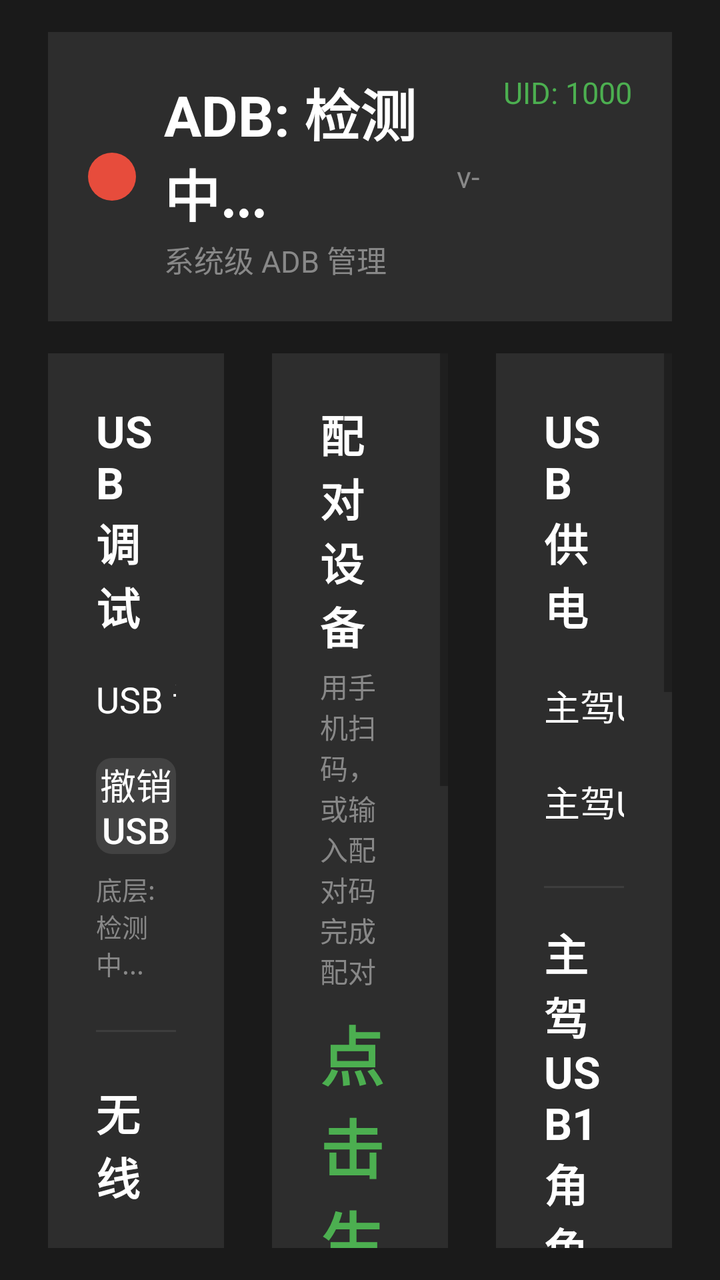
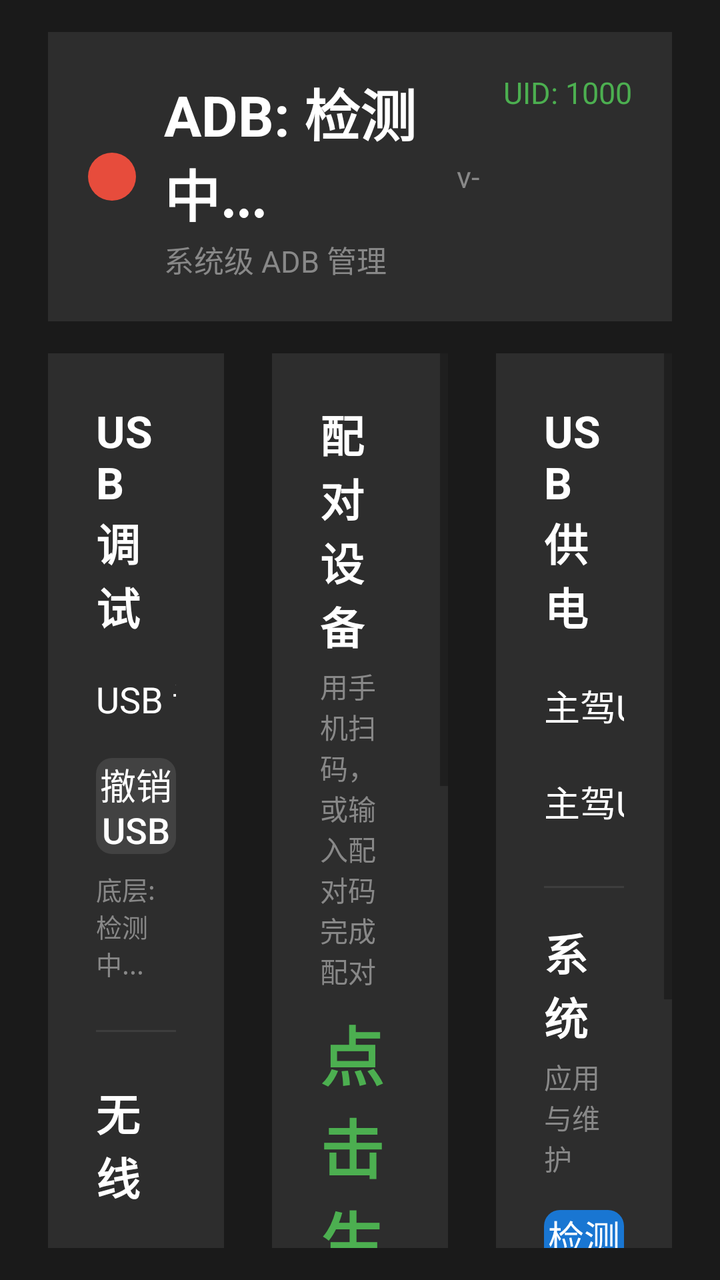

Two renders of the same Android screen: before a commit and after it. Below are the layout's source before the change and the commit's diff.
<!-- AndroidManifest.xml: application theme AppTheme -->
<!-- res/layout/activity_main.xml -->
<?xml version="1.0" encoding="utf-8"?>
<LinearLayout xmlns:android="http://schemas.android.com/apk/res/android"
    android:layout_width="match_parent"
    android:layout_height="match_parent"
    android:background="#1A1A1A"
    android:orientation="vertical"
    android:fitsSystemWindows="true"
    android:paddingStart="24dp"
    android:paddingEnd="24dp"
    android:paddingTop="16dp"
    android:paddingBottom="16dp">

    
    <LinearLayout
        android:layout_width="match_parent"
        android:layout_height="wrap_content"
        android:orientation="horizontal"
        android:background="#2D2D2D"
        android:padding="20dp"
        android:layout_marginBottom="16dp">

        <View
            android:id="@+id/status_indicator"
            android:layout_width="24dp"
            android:layout_height="24dp"
            android:background="@drawable/status_circle"
            android:layout_marginEnd="14dp"
            android:layout_gravity="center_vertical"/>

        <LinearLayout
            android:layout_width="0dp"
            android:layout_height="wrap_content"
            android:layout_weight="1"
            android:orientation="vertical">

            <TextView
                android:id="@+id/tv_status"
                android:layout_width="wrap_content"
                android:layout_height="wrap_content"
                android:text="ADB: 检测中..."
                android:textSize="28sp"
                android:textColor="#FFFFFF"
                android:textStyle="bold"/>

            <TextView
                android:id="@+id/tv_subtitle"
                android:layout_width="wrap_content"
                android:layout_height="wrap_content"
                android:text="系统级 ADB 管理"
                android:textSize="15sp"
                android:textColor="#888888"
                android:layout_marginTop="2dp"/>
        </LinearLayout>

        <TextView
            android:id="@+id/tv_version"
            android:layout_width="wrap_content"
            android:layout_height="wrap_content"
            android:text="v-"
            android:textSize="15sp"
            android:textColor="#888888"
            android:layout_marginEnd="12dp"
            android:layout_gravity="center_vertical"/>

        <TextView
            android:id="@+id/tv_uid"
            android:layout_width="wrap_content"
            android:layout_height="wrap_content"
            android:text="UID: 1000"
            android:textSize="15sp"
            android:textColor="#4CAF50"/>
    </LinearLayout>

    
    <LinearLayout
        android:layout_width="match_parent"
        android:layout_height="0dp"
        android:layout_weight="1"
        android:orientation="horizontal">

        
        <LinearLayout
            android:layout_width="0dp"
            android:layout_height="match_parent"
            android:layout_weight="1"
            android:orientation="vertical"
            android:background="#2D2D2D"
            android:padding="24dp"
            android:layout_marginEnd="12dp">

            <TextView
                android:layout_width="wrap_content"
                android:layout_height="wrap_content"
                android:text="USB 调试"
                android:textSize="22sp"
                android:textColor="#FFFFFF"
                android:textStyle="bold"/>

            <LinearLayout
                android:layout_width="match_parent"
                android:layout_height="wrap_content"
                android:orientation="horizontal"
                android:gravity="center_vertical"
                android:layout_marginTop="12dp">

                <TextView
                    android:layout_width="0dp"
                    android:layout_height="wrap_content"
                    android:layout_weight="1"
                    android:text="USB 调试"
                    android:textSize="18sp"
                    android:textColor="#FFFFFF"/>

                <Switch
                    android:id="@+id/sw_adb"
                    android:layout_width="wrap_content"
                    android:layout_height="wrap_content"
                    android:switchMinWidth="96dp"
                    android:track="@drawable/switch_track"
                    android:thumb="@drawable/switch_thumb"
                    android:thumbTextPadding="10dp"
                    android:showText="true"
                    android:textOn="开"
                    android:textOff="关"
                    android:textSize="16sp"
                    android:textColor="#FFFFFF"/>
            </LinearLayout>

            <Button
                android:id="@+id/btn_revoke_usb_auth"
                android:layout_width="match_parent"
                android:layout_height="48dp"
                android:text="撤销 USB 调试授权"
                android:textSize="18sp"
                android:background="@drawable/btn_rounded"
                android:backgroundTint="#424242"
                android:textColor="#FFFFFF"
                android:layout_marginTop="12dp"/>

            <TextView
                android:id="@+id/tv_usb_detail"
                android:layout_width="match_parent"
                android:layout_height="wrap_content"
                android:text="底层: 检测中..."
                android:textSize="13sp"
                android:textColor="#888888"
                android:layout_marginTop="8dp"/>

            <View
                android:layout_width="match_parent"
                android:layout_height="1dp"
                android:background="#3D3D3D"
                android:layout_marginTop="24dp"
                android:layout_marginBottom="24dp"/>

            <TextView
                android:layout_width="wrap_content"
                android:layout_height="wrap_content"
                android:text="无线 ADB"
                android:textSize="22sp"
                android:textColor="#FFFFFF"
                android:textStyle="bold"/>

            <LinearLayout
                android:layout_width="match_parent"
                android:layout_height="wrap_content"
                android:orientation="horizontal"
                android:gravity="center_vertical"
                android:layout_marginTop="12dp">

                <TextView
                    android:layout_width="0dp"
                    android:layout_height="wrap_content"
                    android:layout_weight="1"
                    android:text="无线 ADB（动态端口）"
                    android:textSize="18sp"
                    android:textColor="#FFFFFF"/>

                <Switch
                    android:id="@+id/sw_wireless"
                    android:layout_width="wrap_content"
                    android:layout_height="wrap_content"
                    android:switchMinWidth="96dp"
                    android:track="@drawable/switch_track"
                    android:thumb="@drawable/switch_thumb"
                    android:thumbTextPadding="10dp"
                    android:showText="true"
                    android:textOn="开"
                    android:textOff="关"
                    android:textSize="16sp"
                    android:textColor="#FFFFFF"/>
            </LinearLayout>

            <View
                android:layout_width="match_parent"
                android:layout_height="0dp"
                android:layout_weight="1"/>

            <View
                android:layout_width="match_parent"
                android:layout_height="1dp"
                android:background="#3D3D3D"
                android:layout_marginTop="16dp"
                android:layout_marginBottom="16dp"/>

            <TextView
                android:id="@+id/tv_wireless_status"
                android:layout_width="wrap_content"
                android:layout_height="wrap_content"
                android:text="状态: 未开启"
                android:textSize="15sp"
                android:textColor="#888888"/>

            <TextView
                android:id="@+id/tv_ip_port"
                android:layout_width="wrap_content"
                android:layout_height="wrap_content"
                android:text="IP: 等待获取..."
                android:textSize="24sp"
                android:textColor="#4CAF50"
                android:textStyle="bold"
                android:layout_marginTop="6dp"/>

            <TextView
                android:id="@+id/tv_wifi_clients"
                android:layout_width="wrap_content"
                android:layout_height="wrap_content"
                android:text="无线客户端: 检测中..."
                android:textSize="15sp"
                android:textColor="#888888"
                android:layout_marginTop="12dp"/>
        </LinearLayout>

        
        <ScrollView
            android:layout_width="0dp"
            android:layout_height="match_parent"
            android:layout_weight="1"
            android:layout_marginEnd="12dp"
            android:layout_marginStart="12dp"
            android:fillViewport="true"
            android:scrollbarStyle="outsideOverlay">

            <LinearLayout
                android:layout_width="match_parent"
                android:layout_height="wrap_content"
                android:orientation="vertical"
                android:background="#2D2D2D"
                android:padding="24dp">

            <TextView
                android:layout_width="wrap_content"
                android:layout_height="wrap_content"
                android:text="配对设备"
                android:textSize="22sp"
                android:textColor="#FFFFFF"
                android:textStyle="bold"/>

            <TextView
                android:layout_width="wrap_content"
                android:layout_height="wrap_content"
                android:text="用手机扫码，或输入配对码完成配对"
                android:textSize="14sp"
                android:textColor="#888888"
                android:layout_marginTop="4dp"/>

            <ImageView
                android:id="@+id/iv_pair_qr"
                android:layout_width="150dp"
                android:layout_height="150dp"
                android:layout_gravity="center_horizontal"
                android:layout_marginTop="10dp"
                android:visibility="gone"
                android:background="#FFFFFF"
                android:contentDescription="配对二维码"/>

            <TextView
                android:id="@+id/tv_pair_code"
                android:layout_width="wrap_content"
                android:layout_height="wrap_content"
                android:layout_gravity="center_horizontal"
                android:text="点击生成"
                android:textSize="32sp"
                android:textColor="#4CAF50"
                android:textStyle="bold"
                android:layout_marginTop="8dp"/>

            <TextView
                android:id="@+id/tv_pair_port"
                android:layout_width="wrap_content"
                android:layout_height="wrap_content"
                android:layout_gravity="center_horizontal"
                android:text="配对端口: -"
                android:textSize="16sp"
                android:textColor="#888888"
                android:layout_marginTop="4dp"/>

            <Button
                android:id="@+id/btn_pair_qr"
                android:layout_width="match_parent"
                android:layout_height="48dp"
                android:text="使用二维码配对设备"
                android:textSize="18sp"
                android:background="@drawable/btn_rounded"
                android:backgroundTint="#1976D2"
                android:textColor="#FFFFFF"
                android:layout_marginTop="12dp"/>

            <Button
                android:id="@+id/btn_gen_pair"
                android:layout_width="match_parent"
                android:layout_height="48dp"
                android:text="使用配对码配对设备"
                android:textSize="18sp"
                android:background="@drawable/btn_rounded"
                android:backgroundTint="#424242"
                android:textColor="#FFFFFF"
                android:layout_marginTop="8dp"/>

            <View
                android:layout_width="match_parent"
                android:layout_height="1dp"
                android:background="#3D3D3D"
                android:layout_marginTop="16dp"
                android:layout_marginBottom="8dp"/>

            <TextView
                android:layout_width="wrap_content"
                android:layout_height="wrap_content"
                android:text="已配对的设备"
                android:textSize="20sp"
                android:textColor="#FFFFFF"
                android:textStyle="bold"/>

            <LinearLayout
                android:id="@+id/ll_paired_devices"
                android:layout_width="match_parent"
                android:layout_height="wrap_content"
                android:orientation="vertical"
                android:layout_marginTop="6dp"/>

            <TextView
                android:id="@+id/tv_paired_empty"
                android:layout_width="wrap_content"
                android:layout_height="wrap_content"
                android:text="暂无已配对的设备"
                android:textSize="14sp"
                android:textColor="#888888"
                android:layout_marginTop="4dp"/>

            <View
                android:layout_width="match_parent"
                android:layout_height="0dp"
                android:layout_weight="1"/>
            </LinearLayout>
        </ScrollView>

        
        <ScrollView
            android:layout_width="0dp"
            android:layout_height="match_parent"
            android:layout_weight="1"
            android:layout_marginStart="12dp"
            android:fillViewport="true"
            android:scrollbarStyle="outsideOverlay">

            <LinearLayout
                android:layout_width="match_parent"
                android:layout_height="wrap_content"
                android:orientation="vertical"
                android:background="#2D2D2D"
                android:padding="24dp">

            <TextView
                android:layout_width="wrap_content"
                android:layout_height="wrap_content"
                android:text="USB 供电"
                android:textSize="22sp"
                android:textColor="#FFFFFF"
                android:textStyle="bold"/>
            <LinearLayout
                android:layout_width="match_parent"
                android:layout_height="wrap_content"
                android:orientation="horizontal"
                android:gravity="center_vertical"
                android:layout_marginTop="16dp">

                <TextView
                    android:layout_width="0dp"
                    android:layout_height="wrap_content"
                    android:layout_weight="1"
                    android:text="主驾USB1"
                    android:textSize="18sp"
                    android:textColor="#FFFFFF"/>

                <Switch
                    android:id="@+id/sw_usb2_power"
                    android:layout_width="wrap_content"
                    android:layout_height="wrap_content"
                    android:switchMinWidth="96dp"
                    android:track="@drawable/switch_track"
                    android:thumb="@drawable/switch_thumb"
                    android:thumbTextPadding="10dp"
                    android:showText="true"
                    android:textOn="开"
                    android:textOff="关"
                    android:textSize="16sp"
                    android:textColor="#FFFFFF"/>
            </LinearLayout>
            <LinearLayout
                android:layout_width="match_parent"
                android:layout_height="wrap_content"
                android:orientation="horizontal"
                android:gravity="center_vertical"
                android:layout_marginTop="12dp">

                <TextView
                    android:layout_width="0dp"
                    android:layout_height="wrap_content"
                    android:layout_weight="1"
                    android:text="主驾USB2"
                    android:textSize="18sp"
                    android:textColor="#FFFFFF"/>

                <Switch
                    android:id="@+id/sw_usb31_power"
                    android:layout_width="wrap_content"
                    android:layout_height="wrap_content"
                    android:switchMinWidth="96dp"
                    android:track="@drawable/switch_track"
                    android:thumb="@drawable/switch_thumb"
                    android:thumbTextPadding="10dp"
                    android:showText="true"
                    android:textOn="开"
                    android:textOff="关"
                    android:textSize="16sp"
                    android:textColor="#FFFFFF"/>
            </LinearLayout>

            <View
                android:layout_width="match_parent"
                android:layout_height="1dp"
                android:background="#3D3D3D"
                android:layout_marginTop="24dp"
                android:layout_marginBottom="16dp"/>

            <TextView
                android:layout_width="wrap_content"
                android:layout_height="wrap_content"
                android:text="主驾USB1 角色"
                android:textSize="22sp"
                android:textColor="#FFFFFF"
                android:textStyle="bold"/>

            <TextView
                android:layout_width="wrap_content"
                android:layout_height="wrap_content"
                android:text="device=可被电脑调试 / host=读U盘；切成 host 后 USB 调试与同口 CarLife 均失效"
                android:textSize="13sp"
                android:textColor="#888888"
                android:layout_marginTop="4dp"/>

            <LinearLayout
                android:layout_width="match_parent"
                android:layout_height="wrap_content"
                android:orientation="horizontal"
                android:gravity="center_vertical"
                android:layout_marginTop="12dp">

                <TextView
                    android:layout_width="0dp"
                    android:layout_height="wrap_content"
                    android:layout_weight="1"
                    android:text="device 角色"
                    android:textSize="18sp"
                    android:textColor="#FFFFFF"/>

                <Switch
                    android:id="@+id/sw_usb_role"
                    android:layout_width="wrap_content"
                    android:layout_height="wrap_content"
                    android:switchMinWidth="96dp"
                    android:track="@drawable/switch_track"
                    android:thumb="@drawable/switch_thumb"
                    android:thumbTextPadding="10dp"
                    android:showText="true"
                    android:textOn="开"
                    android:textOff="关"
                    android:textSize="16sp"
                    android:textColor="#FFFFFF"/>
            </LinearLayout>

            <TextView
                android:id="@+id/tv_usb_role_detail"
                android:layout_width="match_parent"
                android:layout_height="wrap_content"
                android:text="节点: -"
                android:textSize="12sp"
                android:textColor="#666666"
                android:layout_marginTop="6dp"/>

            <View
                android:layout_width="match_parent"
                android:layout_height="0dp"
                android:layout_weight="1"/>

            <View
                android:layout_width="match_parent"
                android:layout_height="1dp"
                android:background="#3D3D3D"
                android:layout_marginTop="24dp"
                android:layout_marginBottom="16dp"/>

            <TextView
                android:layout_width="wrap_content"
                android:layout_height="wrap_content"
                android:text="系统"
                android:textSize="22sp"
                android:textColor="#FFFFFF"
                android:textStyle="bold"/>

            <TextView
                android:layout_width="wrap_content"
                android:layout_height="wrap_content"
                android:text="应用与维护"
                android:textSize="14sp"
                android:textColor="#888888"
                android:layout_marginTop="4dp"/>

            <Button
                android:id="@+id/btn_check_update"
                android:layout_width="match_parent"
                android:layout_height="48dp"
                android:text="检测更新"
                android:textSize="18sp"
                android:background="@drawable/btn_rounded"
                android:backgroundTint="#1976D2"
                android:textColor="#FFFFFF"
                android:layout_marginTop="16dp"/>

            <Button
                android:id="@+id/btn_exit"
                android:layout_width="match_parent"
                android:layout_height="48dp"
                android:text="退出"
                android:textSize="18sp"
                android:background="@drawable/btn_rounded"
                android:backgroundTint="#424242"
                android:textColor="#FFFFFF"
                android:layout_marginTop="12dp"/>

            <TextView
                android:layout_width="match_parent"
                android:layout_height="wrap_content"
                android:text="抖音@大伦哥cdm"
                android:textSize="13sp"
                android:textColor="#555555"
                android:gravity="center"
                android:layout_marginTop="6dp"/>
            </LinearLayout>
        </ScrollView>
    </LinearLayout>
</LinearLayout>
<!-- resources referenced by this layout -->
<resources>
  <!-- drawable btn_rounded (drawable) -->
  <?xml version="1.0" encoding="utf-8"?>
  <shape xmlns:android="http://schemas.android.com/apk/res/android"
      android:shape="rectangle">
      <corners android:radius="8dp"/>
  </shape>
  <!-- drawable status_circle (drawable) -->
  <?xml version="1.0" encoding="utf-8"?>
  <shape xmlns:android="http://schemas.android.com/apk/res/android"
      android:shape="oval">
      <solid android:color="#E74C3C"/>
  </shape>
  <!-- drawable switch_thumb (drawable) -->
  <?xml version="1.0" encoding="utf-8"?>
  <selector xmlns:android="http://schemas.android.com/apk/res/android">
      <item android:state_enabled="false">
          <shape android:shape="oval">
              <size android:width="36dp" android:height="36dp"/>
              <solid android:color="#777777"/>
          </shape>
      </item>
      <item android:state_checked="true">
          <shape android:shape="oval">
              <size android:width="36dp" android:height="36dp"/>
              <solid android:color="#FFFFFF"/>
          </shape>
      </item>
      <item>
          <shape android:shape="oval">
              <size android:width="36dp" android:height="36dp"/>
              <solid android:color="#BDBDBD"/>
          </shape>
      </item>
  </selector>
  <!-- drawable switch_track (drawable) -->
  <?xml version="1.0" encoding="utf-8"?>
  <selector xmlns:android="http://schemas.android.com/apk/res/android">
      <item android:state_checked="true">
          <shape android:shape="rectangle">
              <corners android:radius="18dp"/>
              <size android:width="96dp" android:height="36dp"/>
              <solid android:color="#27AE60"/>
          </shape>
      </item>
      <item android:state_enabled="false">
          <shape android:shape="rectangle">
              <corners android:radius="18dp"/>
              <size android:width="96dp" android:height="36dp"/>
              <solid android:color="#5A3A2A"/>
          </shape>
      </item>
      <item>
          <shape android:shape="rectangle">
              <corners android:radius="18dp"/>
              <size android:width="96dp" android:height="36dp"/>
              <solid android:color="#4A4A4A"/>
          </shape>
      </item>
  </selector>
  <style name="AppTheme" parent="android:Theme.Material.Light.NoActionBar">
          <item name="android:colorPrimary">#27AE60</item>
          <item name="android:colorPrimaryDark">#1E8449</item>
          <item name="android:colorAccent">#27AE60</item>
          <item name="android:windowBackground">#1A1A1A</item>
          <item name="android:windowFullscreen">false</item>
          <item name="android:windowNoTitle">true</item>
          <item name="android:windowContentOverlay">@null</item>
          <item name="android:statusBarColor">#1A1A1A</item>
          <item name="android:navigationBarColor">#1A1A1A</item>
      </style>
</resources>

<!-- the commit's change to res/layout/activity_main.xml (unified diff, before → after) -->
@@ -439,68 +439,6 @@
 
             <View
                 android:layout_width="match_parent"
-                android:layout_height="1dp"
-                android:background="#3D3D3D"
-                android:layout_marginTop="24dp"
-                android:layout_marginBottom="16dp"/>
-
-            <TextView
-                android:layout_width="wrap_content"
-                android:layout_height="wrap_content"
-                android:text="主驾USB1 角色"
-                android:textSize="22sp"
-                android:textColor="#FFFFFF"
-                android:textStyle="bold"/>
-
-            <TextView
-                android:layout_width="wrap_content"
-                android:layout_height="wrap_content"
-                android:text="device=可被电脑调试 / host=读U盘；切成 host 后 USB 调试与同口 CarLife 均失效"
-                android:textSize="13sp"
-                android:textColor="#888888"
-                android:layout_marginTop="4dp"/>
-
-            <LinearLayout
-                android:layout_width="match_parent"
-                android:layout_height="wrap_content"
-                android:orientation="horizontal"
-                android:gravity="center_vertical"
-                android:layout_marginTop="12dp">
-
-                <TextView
-                    android:layout_width="0dp"
-                    android:layout_height="wrap_content"
-                    android:layout_weight="1"
-                    android:text="device 角色"
-                    android:textSize="18sp"
-                    android:textColor="#FFFFFF"/>
-
-                <Switch
-                    android:id="@+id/sw_usb_role"
-                    android:layout_width="wrap_content"
-                    android:layout_height="wrap_content"
-                    android:switchMinWidth="96dp"
-                    android:track="@drawable/switch_track"
-                    android:thumb="@drawable/switch_thumb"
-                    android:thumbTextPadding="10dp"
-                    android:showText="true"
-                    android:textOn="开"
-                    android:textOff="关"
-                    android:textSize="16sp"
-                    android:textColor="#FFFFFF"/>
-            </LinearLayout>
-
-            <TextView
-                android:id="@+id/tv_usb_role_detail"
-                android:layout_width="match_parent"
-                android:layout_height="wrap_content"
-                android:text="节点: -"
-                android:textSize="12sp"
-                android:textColor="#666666"
-                android:layout_marginTop="6dp"/>
-
-            <View
-                android:layout_width="match_parent"
                 android:layout_height="0dp"
                 android:layout_weight="1"/>
 
